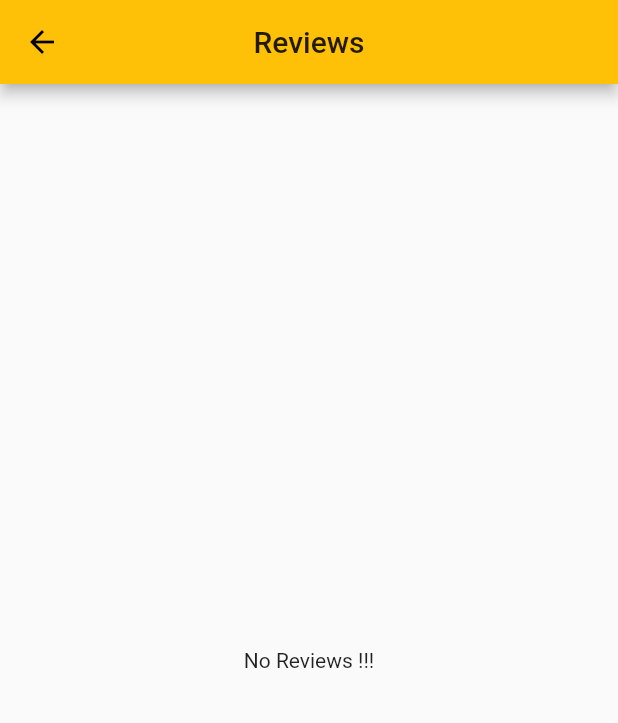
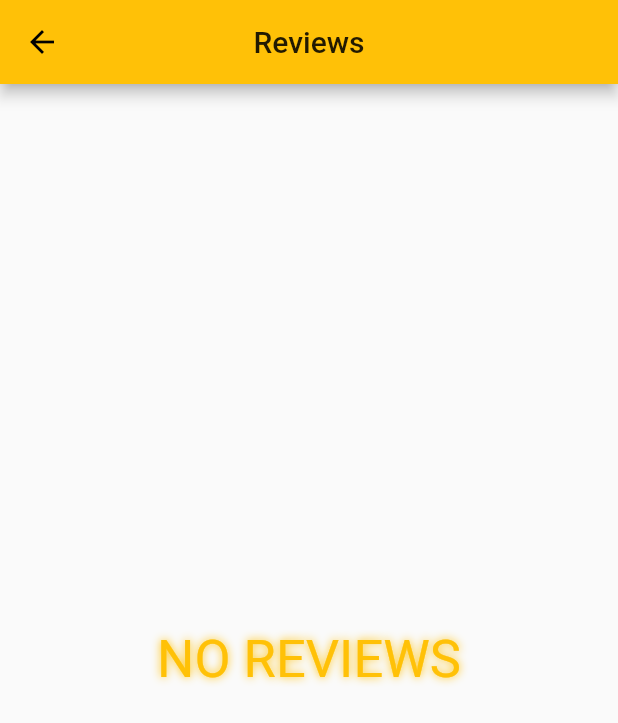
Before and after one commit to IAmShaarawy/treasure, a Flutter app: the AdminReview screen opened directly, on a phone screen of 412 x 824 dp. Shown: the top 723 px of the screen. Run offline on Flutter 3.47's test engine with Material 2 defaults, Android fonts, the phone set to English and light mode, and no system bars; drawn by our look-alikes of animated_text_kit; our stand-ins replace carousel_slider, cloud_firestore, firebase_auth, firebase_core, firebase_storage, flutter_spinkit and 3 more; accounts and stored records are empty; network calls fail.

Commit message:
add animated text

```diff
--- a/lib/screens/admin_review.dart
+++ b/lib/screens/admin_review.dart
@@ -1,3 +1,4 @@
+import 'package:animated_text_kit/animated_text_kit.dart';
 import 'package:flutter/material.dart';
 import 'package:treasure/models/treasure_model.dart';
 import 'package:treasure/services/treasure_service.dart';
@@ -26,7 +27,33 @@ class AdminReview extends StatelessWidget {
         builder: (context, snapshot) {
           if (!snapshot.hasData) return Loading();
           final treasures = snapshot.data;
-          if (treasures.isEmpty) return Text("No Reviews !!!");
+          if (treasures.isEmpty) return SizedBox(
+            width: 250.0,
+            child: Center(
+              child: DefaultTextStyle(
+                style: const TextStyle(
+                  fontSize: 35,
+                  color: Colors.amber,
+                  shadows: [
+                    Shadow(
+                      blurRadius: 7.0,
+                      color: Colors.amber,
+                      offset: Offset(0, 0),
+                    ),
+                  ],
+                ),
+                child: AnimatedTextKit(
+                  repeatForever: true,
+                  animatedTexts: [
+                    FlickerAnimatedText('NO REVIEWS'),
+                  ],
+                  onTap: () {
+                    print("Tap Event");
+                  },
+                ),
+              ),
+            ),
+          );
           return ListView.builder(
               padding: EdgeInsets.all(4),
               itemCount: treasures.length,
--- a/pubspec.yaml
+++ b/pubspec.yaml
@@ -32,6 +32,7 @@ dependencies:
   image_picker: ^0.7.5+2
   carousel_slider: ^4.0.0
   google_maps_flutter: ^2.0.6
+  animated_text_kit: ^4.2.1
 
 
   # The following adds the Cupertino Icons font to your application.
```
Also changed, not shown: pubspec.lock.
